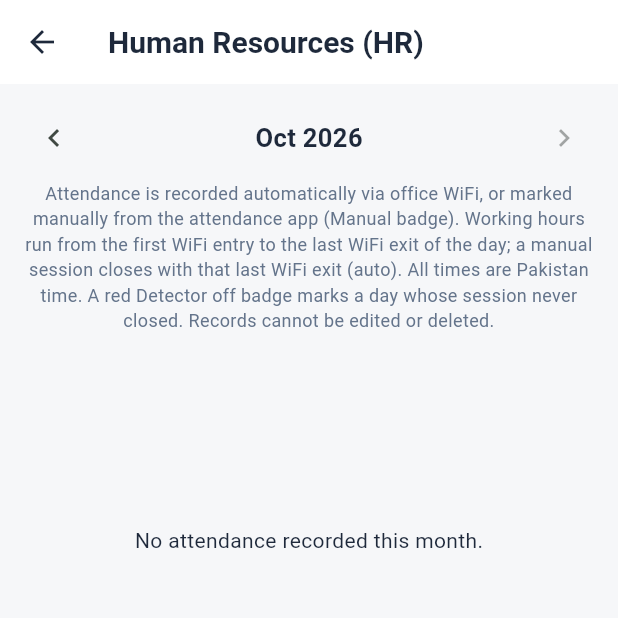
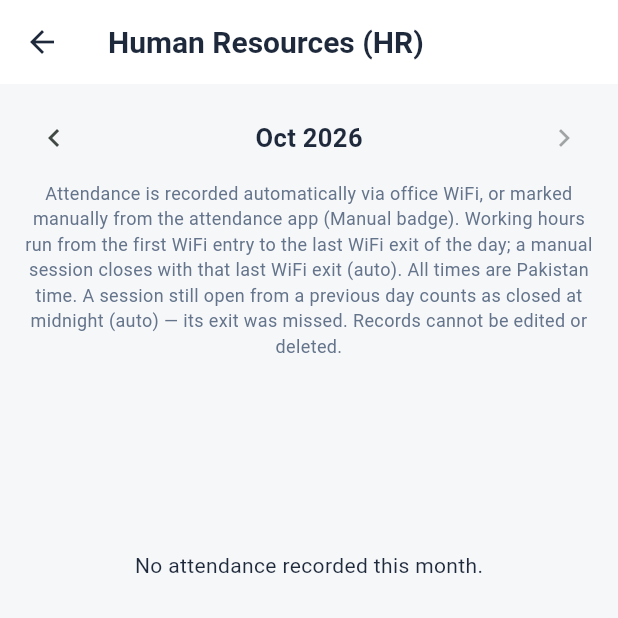
Before and after one commit to MuhammadTalalanees/devniques-finance, a Flutter app: the AttendanceScreen screen opened directly, on a phone screen of 412 x 824 dp, the top half of it. Run offline on Flutter 3.47's test engine with Material 3 defaults, Android fonts, the phone set to English and light mode, and no system bars; our stand-ins replace connectivity_plus, cross_file, fl_chart, flutter_riverpod, image_picker, pdf and 5 more; accounts and stored records are empty; network calls fail.

Commit message:
Finance v56: effExit caps previous-day open sessions at midnight (PKT)

```diff
--- a/lib/features/attendance/attendance_screen.dart
+++ b/lib/features/attendance/attendance_screen.dart
@@ -86,8 +86,9 @@ class _AttendanceScreenState extends ConsumerState<AttendanceScreen> {
               'badge). Working hours run from the first WiFi entry '
               'to the last WiFi exit of the day; a manual session '
               'closes with that last WiFi exit (auto). All times '
-              'are Pakistan time. A red Detector off badge marks a '
-              'day whose session never closed. Records cannot be '
+              'are Pakistan time. A session still open from a '
+              'previous day counts as closed at midnight (auto) — '
+              'its exit was missed. Records cannot be '
               'edited or deleted.',
               textAlign: TextAlign.center,
               style: TextStyle(fontSize: 12, color: AppTheme.muted),
@@ -358,6 +359,18 @@ class _DaySummary {
       final lw = lastWifiExit;
       if (lw != null && lw.isAfter(s.entryAt)) return lw;
     }
+    // A session still open from a PREVIOUS (PKT) day: the
+    // exit was missed (detector off/dead), so the day counts
+    // as closed at midnight — the same boundary the detector
+    // writes in the database (Talal, 2026-10-22). Today's
+    // open sessions stay genuinely open.
+    final ep = pkt(s.entryAt);
+    final np = pkt(DateTime.now());
+    if (DateTime(ep.year, ep.month, ep.day)
+        .isBefore(DateTime(np.year, np.month, np.day))) {
+      return DateTime.utc(ep.year, ep.month, ep.day + 1)
+          .subtract(const Duration(hours: 5));
+    }
     return null;
   }
 
```
